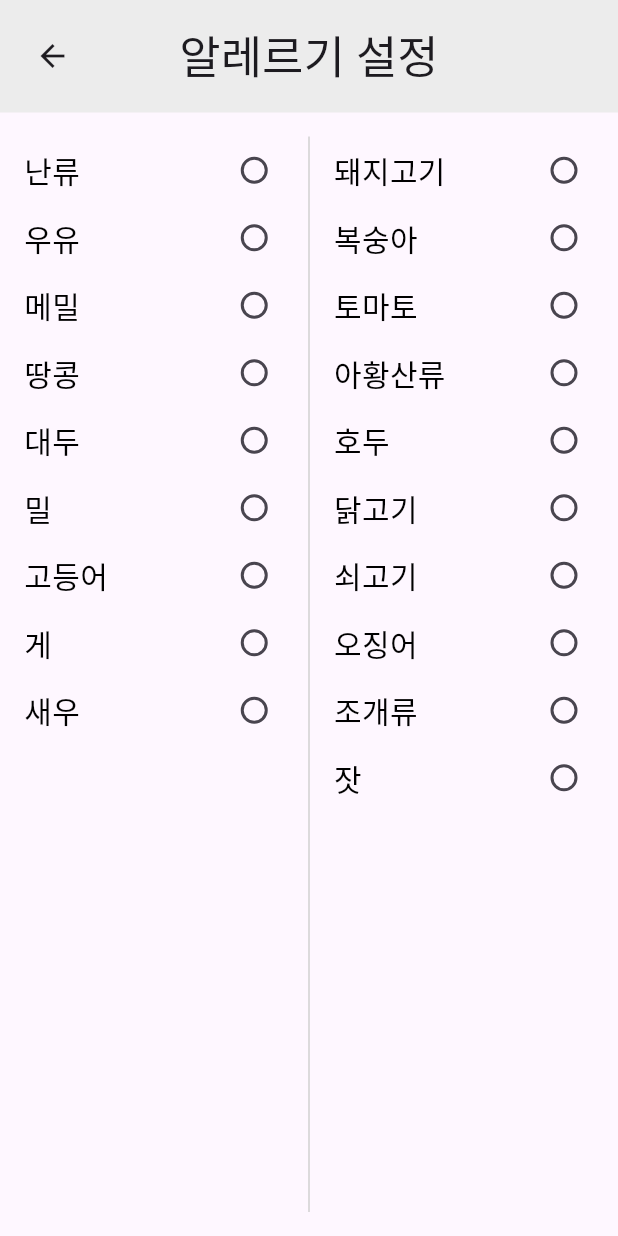
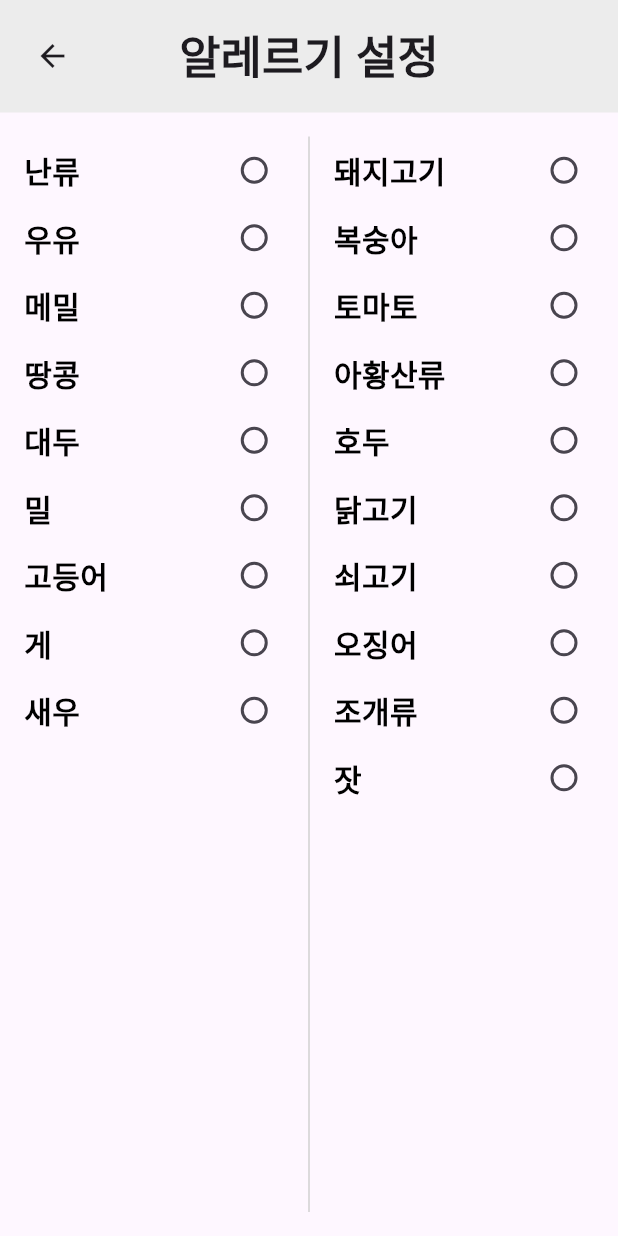
Before and after one commit to oshs-17th-sc-dep-of-ai/urban-fishstick, a Flutter app: the AllergyPageWidget screen opened directly, on a phone screen of 412 x 824 dp. Run offline on Flutter 3.47's test engine with Material 3 defaults, Android fonts, the phone set to English and light mode, and no system bars; our stand-ins replace flutter_local_notifications; network calls fail.

```diff
--- a/frontend/lib/page/allergy.dart
+++ b/frontend/lib/page/allergy.dart
@@ -42,7 +42,8 @@ class _MyWidgetState extends State<AllergyPageWidget> {
             padding: const EdgeInsets.symmetric(vertical: 8.0),
             child: Text(
               text[index],
-              style: TextStyle(
+              style: const TextStyle(
+                fontWeight: FontWeight.bold,
                 color: Colors.black,
                 fontSize: 20,
               ),
@@ -59,7 +60,7 @@ class _MyWidgetState extends State<AllergyPageWidget> {
               });
             },
             materialTapTargetSize: MaterialTapTargetSize.shrinkWrap,
-            shape: CircleBorder()),
+            shape: const CircleBorder()),
       ],
     );
   }
@@ -77,10 +78,13 @@ class _MyWidgetState extends State<AllergyPageWidget> {
   Widget build(BuildContext context) {
     return Scaffold(
       appBar: AppBar(
-        backgroundColor: Color.fromARGB(255, 236, 236, 236),
-        title: Text(
+        backgroundColor: const Color.fromARGB(255, 236, 236, 236),
+        title: const Text(
           '알레르기 설정',
-          style: TextStyle(fontSize: 30),
+          style: TextStyle(
+            fontWeight: FontWeight.bold,
+            fontSize: 30,
+          ),
         ),
         centerTitle: true,
         toolbarHeight: 75,
```
Also changed, not shown: frontend/lib/page/apply.dart (+26 -9 lines).
